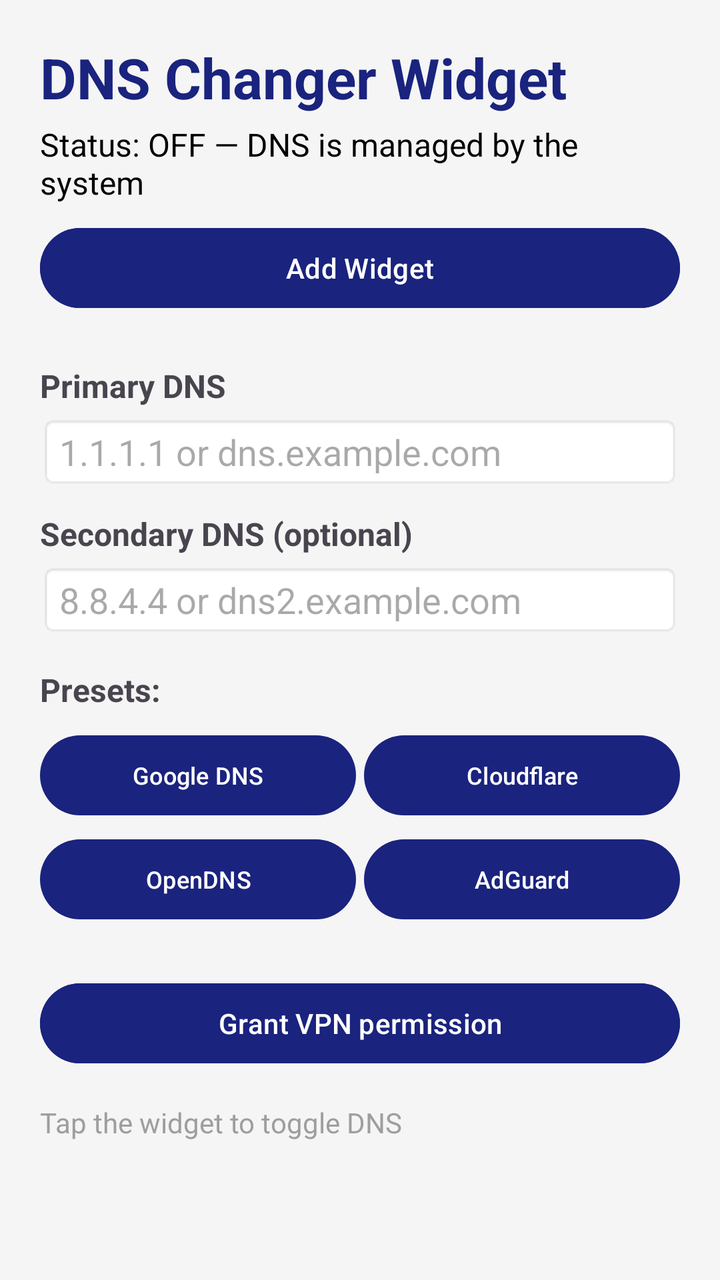
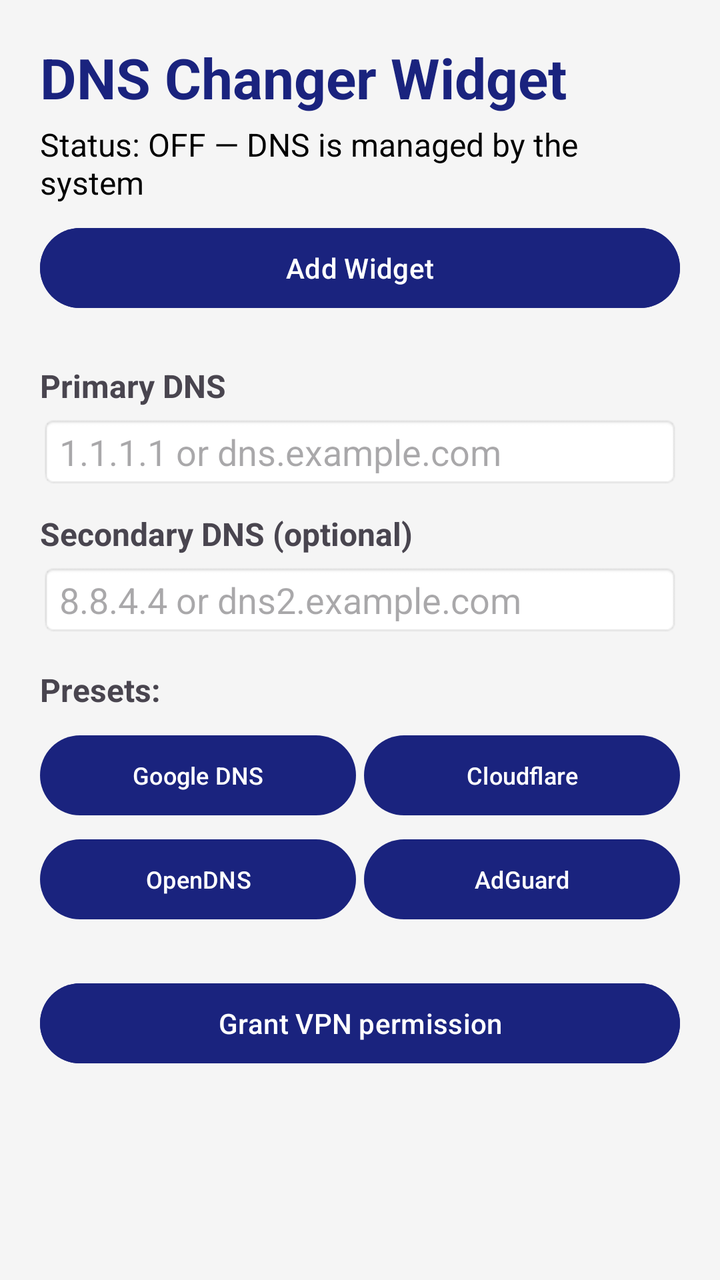

The first picture is an Android layout as it rendered before a commit; the second is the same layout after the commit. The layout source and the unified diff follow.
<!-- AndroidManifest.xml: application theme Theme.DnsChanger -->
<!-- res/layout/activity_main.xml -->
<?xml version="1.0" encoding="utf-8"?>
<ScrollView xmlns:android="http://schemas.android.com/apk/res/android"
    android:layout_width="match_parent"
    android:layout_height="match_parent"
    android:background="@color/light_gray">

    <LinearLayout
        android:layout_width="match_parent"
        android:layout_height="wrap_content"
        android:orientation="vertical"
        android:padding="20dp">

        
        <TextView
            android:layout_width="wrap_content"
            android:layout_height="wrap_content"
            android:text="@string/app_name"
            android:textSize="28sp"
            android:textStyle="bold"
            android:textColor="@color/dark_blue"
            android:paddingBottom="4dp" />

        <TextView
            android:id="@+id/status_text"
            android:layout_width="wrap_content"
            android:layout_height="wrap_content"
            android:text="@string/status_off"
            android:textSize="16sp"
            android:textColor="@color/black"
            android:paddingBottom="8dp" />

        <Button
            android:id="@+id/add_widget"
            android:layout_width="match_parent"
            android:layout_height="wrap_content"
            android:layout_marginBottom="8dp"
            android:text="@string/add_widget"
            android:backgroundTint="@color/dark_blue"
            android:textColor="@color/white" />

        <ProgressBar
            android:id="@+id/progress"
            style="?android:attr/progressBarStyle"
            android:layout_width="wrap_content"
            android:layout_height="wrap_content"
            android:layout_gravity="center_horizontal"
            android:visibility="gone" />

        
        <TextView
            android:layout_width="wrap_content"
            android:layout_height="wrap_content"
            android:text="@string/dns_primary_label"
            android:textSize="16sp"
            android:textStyle="bold"
            android:paddingTop="16dp"
            android:paddingBottom="4dp" />

        <EditText
            android:id="@+id/dns_primary"
            android:layout_width="match_parent"
            android:layout_height="wrap_content"
            android:inputType="textUri"
            android:maxLines="1"
            android:hint="1.1.1.1 or dns.example.com"
            android:background="@android:drawable/editbox_background" />

        <TextView
            android:layout_width="wrap_content"
            android:layout_height="wrap_content"
            android:text="@string/dns_secondary_label"
            android:textSize="16sp"
            android:textStyle="bold"
            android:paddingTop="12dp"
            android:paddingBottom="4dp" />

        <EditText
            android:id="@+id/dns_secondary"
            android:layout_width="match_parent"
            android:layout_height="wrap_content"
            android:inputType="textUri"
            android:maxLines="1"
            android:hint="8.8.4.4 or dns2.example.com"
            android:background="@android:drawable/editbox_background" />

        
        <TextView
            android:layout_width="wrap_content"
            android:layout_height="wrap_content"
            android:text="Presets:"
            android:textSize="16sp"
            android:textStyle="bold"
            android:paddingTop="16dp"
            android:paddingBottom="8dp" />

        <LinearLayout
            android:layout_width="match_parent"
            android:layout_height="wrap_content"
            android:orientation="horizontal">

            <Button
                android:id="@+id/preset_google"
                android:layout_width="0dp"
                android:layout_height="48dp"
                android:layout_weight="1"
                android:text="@string/preset_google"
                android:textSize="12sp"
                android:layout_marginEnd="4dp" />

            <Button
                android:id="@+id/preset_cloudflare"
                android:layout_width="0dp"
                android:layout_height="48dp"
                android:layout_weight="1"
                android:text="@string/preset_cloudflare"
                android:textSize="12sp" />
        </LinearLayout>

        <LinearLayout
            android:layout_width="match_parent"
            android:layout_height="wrap_content"
            android:orientation="horizontal"
            android:paddingTop="4dp">

            <Button
                android:id="@+id/preset_opendns"
                android:layout_width="0dp"
                android:layout_height="48dp"
                android:layout_weight="1"
                android:text="@string/preset_opendns"
                android:textSize="12sp"
                android:layout_marginEnd="4dp" />

            <Button
                android:id="@+id/preset_adguard"
                android:layout_width="0dp"
                android:layout_height="48dp"
                android:layout_weight="1"
                android:text="@string/preset_adguard"
                android:textSize="12sp" />
        </LinearLayout>

        
        <Button
            android:id="@+id/grant_permission"
            android:layout_width="match_parent"
            android:layout_height="wrap_content"
            android:layout_marginTop="24dp"
            android:text="@string/grant_permission"
            android:backgroundTint="@color/dark_blue"
            android:textColor="@color/white" />

        
        <TextView
            android:layout_width="wrap_content"
            android:layout_height="wrap_content"
            android:text="@string/widget_hint"
            android:textSize="14sp"
            android:textColor="@color/accent_gray"
            android:paddingTop="16dp" />

    </LinearLayout>
</ScrollView>
<!-- resources referenced by this layout -->
<resources>
  <color name="accent_gray">#9E9E9E</color>
  <color name="black">#000000</color>
  <color name="dark_blue">#1A237E</color>
  <color name="light_gray">#F5F5F5</color>
  <color name="white">#FFFFFF</color>
  <string name="add_widget">Add Widget</string>
  <string name="app_name">DNS Changer Widget</string>
  <string name="dns_primary_label">Primary DNS</string>
  <string name="dns_secondary_label">Secondary DNS (optional)</string>
  <string name="grant_permission">Grant VPN permission</string>
  <string name="preset_adguard">AdGuard</string>
  <string name="preset_cloudflare">Cloudflare</string>
  <string name="preset_google">Google DNS</string>
  <string name="preset_opendns">OpenDNS</string>
  <string name="status_off">Status: OFF — DNS is managed by the system</string>
  <string name="widget_hint">Tap the widget to toggle DNS</string>
  <style name="Theme.DnsChanger" parent="Theme.Material3.DayNight.NoActionBar">
          <item name="colorPrimary">@color/dark_blue</item>
          <item name="colorSecondary">@color/accent_green</item>
      </style>
  <color name="accent_green">#4CAF50</color>
</resources>

<!-- the commit's change to res/layout/activity_main.xml (unified diff, before → after) -->
@@ -150,14 +150,5 @@
             android:backgroundTint="@color/dark_blue"
             android:textColor="@color/white" />
 
-        
-        <TextView
-            android:layout_width="wrap_content"
-            android:layout_height="wrap_content"
-            android:text="@string/widget_hint"
-            android:textSize="14sp"
-            android:textColor="@color/accent_gray"
-            android:paddingTop="16dp" />
-
     </LinearLayout>
 </ScrollView>
<!-- resource entries referenced after the edit -->
@@ -1,6 +1,5 @@
 <!-- resources referenced by this layout -->
 <resources>
-  <color name="accent_gray">#9E9E9E</color>
   <color name="black">#000000</color>
   <color name="dark_blue">#1A237E</color>
   <color name="light_gray">#F5F5F5</color>
@@ -15,7 +14,6 @@
   <string name="preset_google">Google DNS</string>
   <string name="preset_opendns">OpenDNS</string>
   <string name="status_off">Status: OFF — DNS is managed by the system</string>
-  <string name="widget_hint">Tap the widget to toggle DNS</string>
   <style name="Theme.DnsChanger" parent="Theme.Material3.DayNight.NoActionBar">
           <item name="colorPrimary">@color/dark_blue</item>
           <item name="colorSecondary">@color/accent_green</item>
